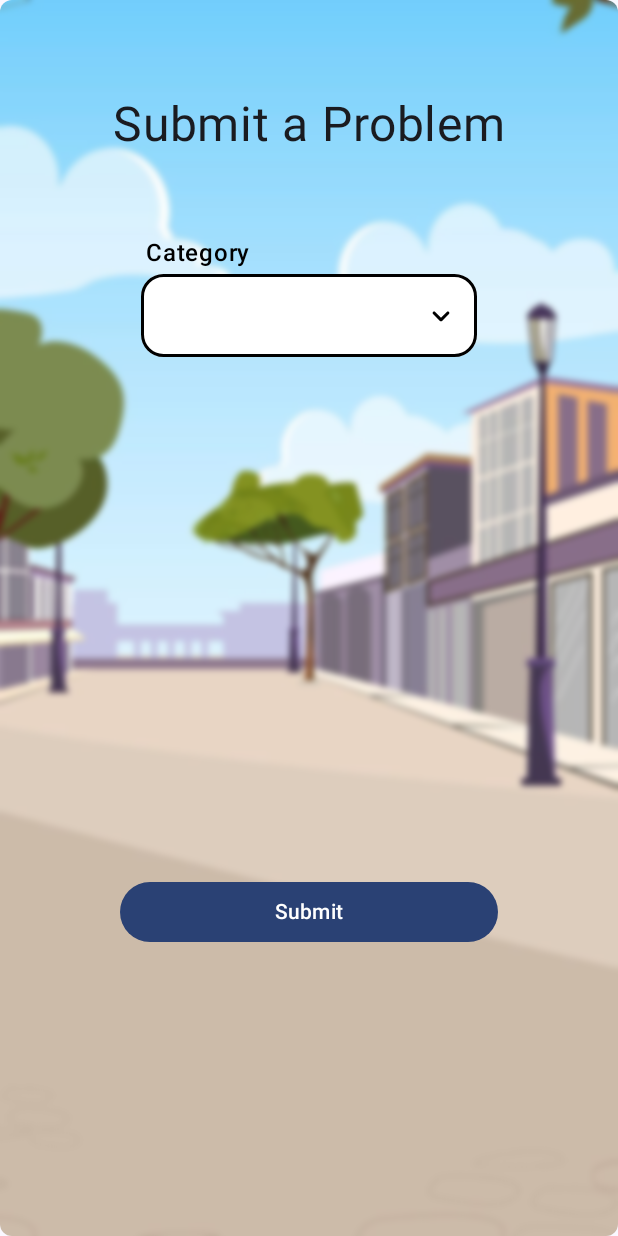
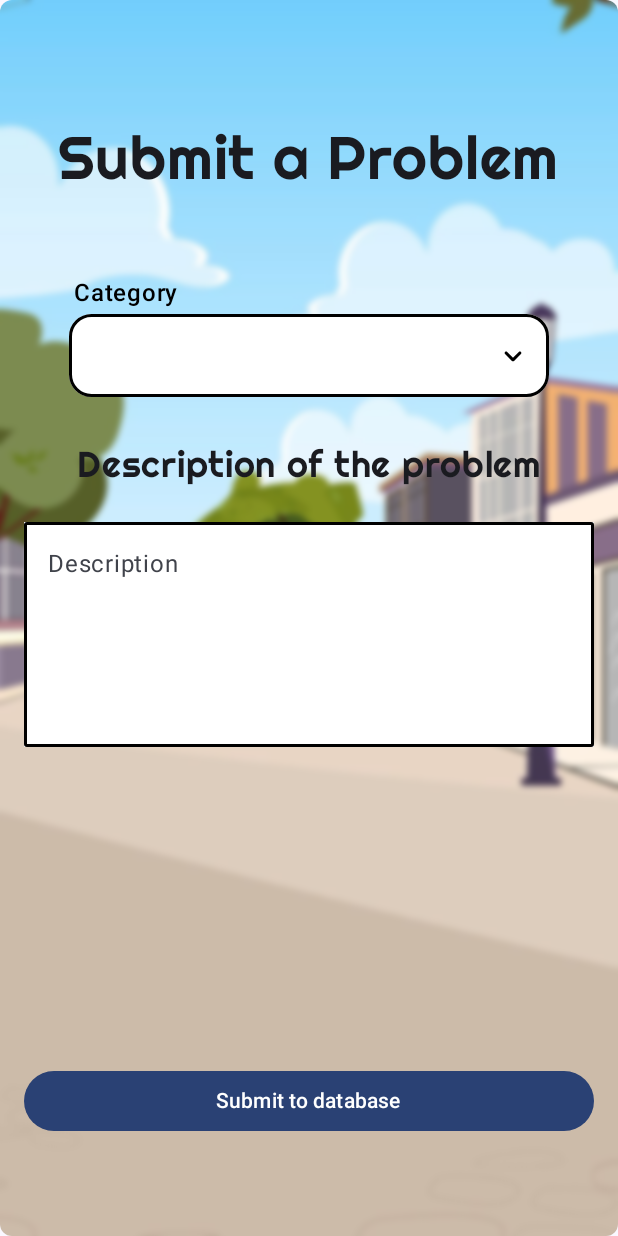
Before and after one commit to Taladias/City-Problems-Android-Application, an Android app built with Jetpack Compose: the SubmitProblemScreen screen opened through its navigation route, on a phone screen of 412 x 824 dp. Run offline under Robolectric (Android 15) with nearby library versions, the phone set to English and light mode, and no system bars.

Commit message:
final commit

```diff
--- a/app/src/main/AndroidManifest.xml
+++ b/app/src/main/AndroidManifest.xml
@@ -15,7 +15,6 @@
         <activity
             android:name=".MainActivity"
             android:exported="true"
-            android:label="@string/app_name"
             android:theme="@style/Theme.CityProblemsApplication">
             <intent-filter>
                 <action android:name="android.intent.action.MAIN" />
--- a/app/src/main/java/com/example/cityproblemsapplication/MainActivity.kt
+++ b/app/src/main/java/com/example/cityproblemsapplication/MainActivity.kt
@@ -5,12 +5,15 @@ import androidx.activity.ComponentActivity
 import androidx.activity.compose.setContent
 import androidx.compose.animation.AnimatedVisibility
 import androidx.compose.foundation.Image
+import androidx.compose.foundation.background
 import androidx.compose.foundation.border
 import androidx.compose.foundation.clickable
 import androidx.compose.foundation.interaction.MutableInteractionSource
+import androidx.compose.foundation.layout.Box
 import androidx.compose.foundation.layout.Column
 import androidx.compose.foundation.layout.Row
 import androidx.compose.foundation.layout.Spacer
+import androidx.compose.foundation.layout.fillMaxHeight
 import androidx.compose.foundation.layout.fillMaxSize
 import androidx.compose.foundation.layout.fillMaxWidth
 import androidx.compose.foundation.layout.height
@@ -55,6 +58,7 @@ import androidx.navigation.compose.NavHost
 import androidx.navigation.compose.composable
 import androidx.navigation.compose.rememberNavController
 import com.example.cityproblemsapplication.ui.theme.CityProblemsApplicationTheme
+import com.example.cityproblemsapplication.ui.theme.righteousFontFamily
 
 class MainActivity : ComponentActivity() {
     override fun onCreate(savedInstanceState: Bundle?) {
@@ -69,6 +73,7 @@ class MainActivity : ComponentActivity() {
                 }
             }
         }
+
     }
 }
 
@@ -96,8 +101,8 @@ fun HomeScreen(navController: NavController) {
         modifier = Modifier
             .fillMaxSize()
             .blur(
-                radiusX = 10.dp,
-                radiusY = 10.dp,
+                radiusX = 3.dp,
+                radiusY = 3.dp,
                 edgeTreatment = BlurredEdgeTreatment(RoundedCornerShape(8.dp))
             )
     )
@@ -111,20 +116,20 @@ fun HomeScreen(navController: NavController) {
         Text(
             text = "City Issues",
             fontSize = 50.sp,
-            //fontFamily = righteousFontFamily,
+            fontFamily = righteousFontFamily,
             modifier = Modifier.padding(bottom = 24.dp)
         )
 
         Text(
             text = "Report issues in our city quickly and easily, helping us keep our community safe and well-maintained.",
             fontSize = 24.sp,
-            //fontFamily = righteousFontFamily,
+            fontFamily = righteousFontFamily,
             modifier = Modifier.padding(start = 16.dp)
         )
 
         Spacer(
             modifier = Modifier
-                .height(250.dp)
+                .height(350.dp)
 
         )
 
@@ -139,7 +144,7 @@ fun HomeScreen(navController: NavController) {
         ) {
             Text(
                 text = "Report a problem",
-                //fontFamily = righteousFontFamily,
+                fontFamily = righteousFontFamily,
                 fontSize = 23.sp
             )
         }
@@ -150,8 +155,13 @@ fun HomeScreen(navController: NavController) {
 
         )
 
+        Box (
+            modifier = Modifier
+                .fillMaxHeight()
+
+        ){
             Button(
-            onClick = {},
+                onClick = {navController.navigate("location")},
                 modifier = Modifier
                     .fillMaxWidth(0.8f)
                     .height(56.dp)
@@ -164,9 +174,10 @@ fun HomeScreen(navController: NavController) {
             {
                 Text(
                     text = "View problems",
-                //fontFamily = righteousFontFamily,
+                    fontFamily = righteousFontFamily,
                     fontSize = 23.sp
                 )
+            }
         }
     }
 }
@@ -174,6 +185,10 @@ fun HomeScreen(navController: NavController) {
 
 @Composable
 fun SubmitProblemScreen() {
+
+    var description by remember { mutableStateOf("") }
+
+    var selectedCategory by remember { mutableStateOf("") }
 
 
     Image(
@@ -189,48 +204,105 @@ fun SubmitProblemScreen() {
             )
     )
 
+    Box (
+        modifier = Modifier
+            .fillMaxSize()
+            .padding(16.dp)
+    ) {
         Column(
             modifier = Modifier
-            .fillMaxSize()
-            .padding(64.dp),
-        horizontalAlignment = Alignment.CenterHorizontally
+                .fillMaxWidth()
+                .padding(top = 64.dp),
+            horizontalAlignment = Alignment.CenterHorizontally,
         ) {
             Text(
                 text = "Submit a Problem",
-            fontSize = 32.sp,
+                fontSize = 40.sp,
+                fontFamily = righteousFontFamily,
                 modifier = Modifier.padding(bottom = 24.dp)
             )
 
-     AutoCompleteDropdown()
+            AutoCompleteDropdown(selectedCategory) { selectedCategory = it }
+
+            Text(
+                text = "Description of the problem",
+                fontFamily = righteousFontFamily,
+                fontSize = 24.sp,
+                modifier = Modifier.padding(bottom = 24.dp)
+            )
+
+            ProblemDescriptionField(description = description, onDescriptionChange = {description = it})
+
+
+
 
             Spacer(
                 modifier = Modifier.height(300.dp)
             )
 
-        Button(
-            onClick = { /* Submit form to database */ },
-            modifier = Modifier
-                .fillMaxWidth()
-                .padding(16.dp)
-        ) {
-            Text("Submit")
-        }
         }
     }
 
+    Box (
+        modifier = Modifier
+            .fillMaxSize()
+            .padding(bottom = 50.dp),
+        contentAlignment = Alignment.BottomCenter
+    ){
+        Button(
+            onClick = {},
+            modifier = Modifier
+                .fillMaxWidth()
+                .padding(16.dp),
+        ) {
+            Text("Submit to database")
+        }
+    }
+
+}
 
 @Composable
-fun AutoCompleteDropdown() {
+fun ProblemDescriptionField(description: String, onDescriptionChange: (String) -> Unit) {
+    TextField(
+        value = description,
+        onValueChange = onDescriptionChange,
+        label = { Text("Description") },
+        modifier = Modifier
+            .fillMaxWidth()
+            .height(150.dp)
+            .border(2.dp, Color.Black, RoundedCornerShape(2.dp))
+            .background(Color.White),
+        maxLines = 5,
+        singleLine = false,
+        placeholder = { Text("Describe the problem in detail...") },
+        colors = TextFieldDefaults.colors(
+            focusedContainerColor = Color.White,
+            unfocusedContainerColor = Color.White,
+            focusedIndicatorColor = Color.Transparent,
+            unfocusedIndicatorColor = Color.Transparent
+        )
+
+
+
+
+
+
+        )
+
+}
+
+@Composable
+fun AutoCompleteDropdown(selectedCategory: String, onCategorySelected: (String) -> Unit) {
 
     val problems = listOf(
         "Road Damage", "Sidewalk blocked", "Cracked sidewalk",
         "Collapsed or broken bridge", "Clogged drainage", "Public transport delay",
         "Non-functional traffic lights", "Overcrowded area", "Construction blockades",
         "Littered area", "Broken pipeline", "Power outage", "Noise pollution",
-        "Broken streetlights"
+        "Broken streetlights", "Other"
     )
 
-    var category by remember { mutableStateOf("") }
+    var category by remember { mutableStateOf(selectedCategory) }
 
     val heightTextFields by remember { mutableStateOf(55.dp) }
 
@@ -276,12 +348,15 @@ fun AutoCompleteDropdown() {
                             color = Color.Black,
                             shape = RoundedCornerShape(15.dp)
                         )
-                        .onGloballyPositioned { coordinates -> textFieldSize = coordinates.size.toSize() },
+                        .onGloballyPositioned { coordinates ->
+                            textFieldSize = coordinates.size.toSize()
+                        },
 
                     value = category,
                     onValueChange = {
                         category = it
                         expanded = true
+                        onCategorySelected(it)
                     },
                     colors = TextFieldDefaults.colors(
                         focusedContainerColor = Color.White,
--- /dev/null
+++ b/app/src/main/java/com/example/cityproblemsapplication/Problem.kt
@@ -0,0 +1,6 @@
+package com.example.cityproblemsapplication
+
+data class Problem(
+    val category: String,
+    val description: String
+)
--- a/app/src/main/java/com/example/cityproblemsapplication/ui/theme/Theme.kt
+++ b/app/src/main/java/com/example/cityproblemsapplication/ui/theme/Theme.kt
@@ -22,7 +22,7 @@ private val LightColorScheme = lightColorScheme(
     secondary = PurpleGrey40,
     tertiary = Pink40
 
-    /* Other default colors to override
+    /*
     background = Color(0xFFFFFBFE),
     surface = Color(0xFFFFFBFE),
     onPrimary = Color.White,
@@ -36,7 +36,7 @@ private val LightColorScheme = lightColorScheme(
 @Composable
 fun CityProblemsApplicationTheme(
     darkTheme: Boolean = isSystemInDarkTheme(),
-    // Dynamic color is available on Android 12+
+
     dynamicColor: Boolean = true,
     content: @Composable () -> Unit
 ) {
--- a/app/src/main/java/com/example/cityproblemsapplication/ui/theme/Type.kt
+++ b/app/src/main/java/com/example/cityproblemsapplication/ui/theme/Type.kt
@@ -8,7 +8,6 @@ import androidx.compose.ui.text.font.FontWeight
 import androidx.compose.ui.unit.sp
 import com.example.cityproblemsapplication.R
 
-// Set of Material typography styles to start with
 
 val righteousFontFamily = FontFamily(
     Font(R.font.righteous)
```
Also changed, not shown: app/build.gradle.kts (+11 -0 lines), app/src/main/java/com/example/cityproblemsapplication/ApiService.kt (added, +14 -0 lines), app/src/main/java/com/example/cityproblemsapplication/RetrofitClient.kt (added, +16 -0 lines), gradle/libs.versions.toml (+14 -5 lines). Lines whose indentation alone changed are shown as unchanged.
